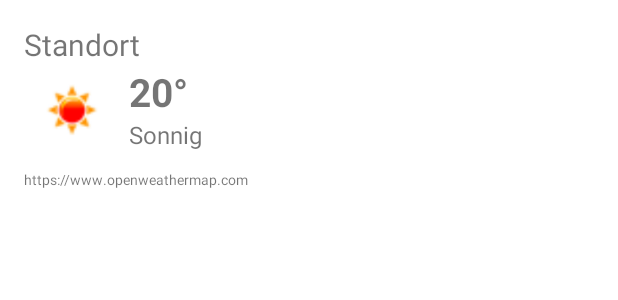
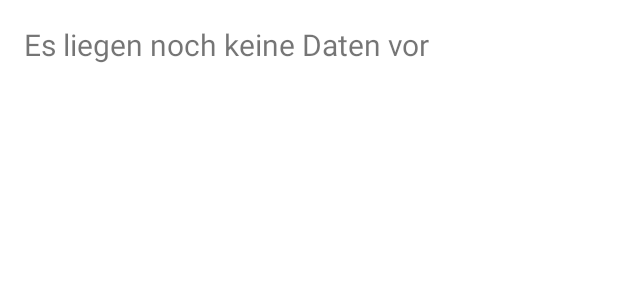
Before and after one commit to NitaJaninaW/MultiWeatherApp, an Android app: the layout fragment_home.xml on its own in the app's theme, with its tools: preview values and no code run, on a phone screen of 412 x 824 dp. Shown: the top 300 px of the screen. Run offline under Robolectric (Android 15) with nearby library versions, the phone set to English and light mode, and no system bars.

```diff
--- a/app/build.gradle.kts
+++ b/app/build.gradle.kts
@@ -49,6 +49,7 @@ dependencies {
     implementation("androidx.navigation:navigation-fragment-ktx:2.7.1")
     implementation("androidx.navigation:navigation-ui-ktx:2.7.1")
     implementation("androidx.preference:preference-ktx:1.2.1")
+    implementation("org.jetbrains.kotlin:kotlin-reflect:1.4.30")
     testImplementation("junit:junit:4.13.2")
     androidTestImplementation("androidx.test.ext:junit:1.1.5")
     androidTestImplementation("androidx.test.espresso:espresso-core:3.5.1")
--- a/app/src/main/AndroidManifest.xml
+++ b/app/src/main/AndroidManifest.xml
@@ -6,6 +6,7 @@
         android:name="android.permission.INTERNET"/>
 
     <application
+        android:usesCleartextTraffic="true"
         android:allowBackup="true"
         android:dataExtractionRules="@xml/data_extraction_rules"
         android:fullBackupContent="@xml/backup_rules"
--- a/app/src/main/java/and09/multiweatherapp/weatherapi/OpenWeatherMapAPI.kt
+++ b/app/src/main/java/and09/multiweatherapp/weatherapi/OpenWeatherMapAPI.kt
@@ -14,6 +14,7 @@ class OpenWeatherMapAPI private constructor(queryString: String) : WeatherAPI {
         private const val BASE_URL =
             "https://api.openweathermap.org/data/2.5/weather?lang=de&APPID=$API_KEY&"
 
+        @FromLocationName
         @Throws(IOException::class, JSONException::class)
         fun fromLocationName(locationName: String?):
                 WeatherAPI {
--- a/app/src/main/java/and09/multiweatherapp/weatherapi/SpringWeatherAPI.kt
+++ b/app/src/main/java/and09/multiweatherapp/weatherapi/SpringWeatherAPI.kt
@@ -12,6 +12,7 @@ class SpringWeatherAPI private constructor(queryString: String) : WeatherAPI {
     companion object {
         private const val BASE_URL = "http://192.168.1.105:8080/weather?"
 
+        @FromLocationName
         @Throws(IOException::class, JSONException::class)
         fun fromLocationName(locationName: String?):
                 WeatherAPI = SpringWeatherAPI(
--- a/app/src/main/java/and09/multiweatherapp/weatherapi/WeatherAPI.kt
+++ b/app/src/main/java/and09/multiweatherapp/weatherapi/WeatherAPI.kt
@@ -1,6 +1,8 @@
 package and09.multiweatherapp.weatherapi
 
 import org.json.JSONException
+annotation class FromLocationName
+
 
 interface WeatherAPI {
     @get:Throws(JSONException::class)
--- a/app/src/main/java/and09/multiweatherapp/weatherapi/WeatherStackAPI.kt
+++ b/app/src/main/java/and09/multiweatherapp/weatherapi/WeatherStackAPI.kt
@@ -14,6 +14,7 @@ class WeatherStackAPI private constructor(queryString: String) : WeatherAPI {
         private const val BASE_URL =
             "http://api.weatherstack.com/current?access_key=$API_KEY&"
 
+        @FromLocationName
         @Throws(IOException::class, JSONException::class)
         fun fromLocationName(locationName: String?):
                 WeatherAPI {
--- a/app/src/main/res/layout/fragment_home.xml
+++ b/app/src/main/res/layout/fragment_home.xml
@@ -8,14 +8,13 @@
         android:layout_width="wrap_content"
         android:layout_height="wrap_content"
         android:id="@+id/textview_location"
-        android:text="Standort"
+        android:text="Es liegen noch keine Daten vor"
         android:textSize="20dp" />
 
     <ImageView
         android:layout_width="64dp"
         android:layout_height="64dp"
         android:id="@+id/imageview_weathericon"
-        android:src="@drawable/icon"
         android:layout_below="@id/textview_location" />
 
     <TextView
@@ -26,7 +25,6 @@
         android:layout_toRightOf="@id/imageview_weathericon"
         android:layout_marginLeft="6dp"
         android:textSize="26dp"
-        android:text="20°"
         android:textStyle="bold" />
 
     <TextView
@@ -36,7 +34,6 @@
         android:layout_toRightOf="@id/imageview_weathericon"
         android:layout_below="@id/textview_temperature"
         android:layout_marginLeft="6dp"
-        android:text="Sonnig"
         android:textSize="16dp" />
 
     <TextView
@@ -45,6 +42,5 @@
         android:id="@+id/textview_provider"
         android:layout_below="@id/imageview_weathericon"
         android:layout_marginTop="6dp"
-        android:text="https://www.openweathermap.com"
         android:textSize="9dp" />
 </RelativeLayout>
--- a/app/src/main/res/values/strings.xml
+++ b/app/src/main/res/values/strings.xml
@@ -3,6 +3,9 @@
     <string name="title_home">Home</string>
     <string name="title_dashboard">Dashboard</string>
     <string name="title_notifications">Notifications</string>
+    <string name="location_name">location_name</string>
+    <string name="weather_provider">weather_provider</string>
+
     <string-array name="provider_names">
         <item>OpenWeatherMap</item>
         <item>WeatherStack</item>
--- a/app/src/main/res/xml/preferences.xml
+++ b/app/src/main/res/xml/preferences.xml
@@ -10,14 +10,14 @@
             android:title="Automatische Standortbestimmung"
             app:iconSpaceReserved="false" />
         <EditTextPreference
-            android:key="location_name"
+            android:key="@string/location_name"
             android:title="Manuelle Standorteingabe"
             app:iconSpaceReserved="false" />
         <ListPreference
             android:defaultValue="OpenWeatherMapAPI"
             android:entries="@array/provider_names"
             android:entryValues="@array/class_names"
-            android:key="weather_provider"
+            android:key="@string/weather_provider"
             android:title="Wetterdienst"
             app:iconSpaceReserved="false" />
     </PreferenceCategory>
```
Also changed, not shown: app/src/main/java/and09/multiweatherapp/MainActivity.kt (+15 -0 lines), app/src/main/java/and09/multiweatherapp/ui/home/HomeViewModel.kt (+36 -4 lines).
